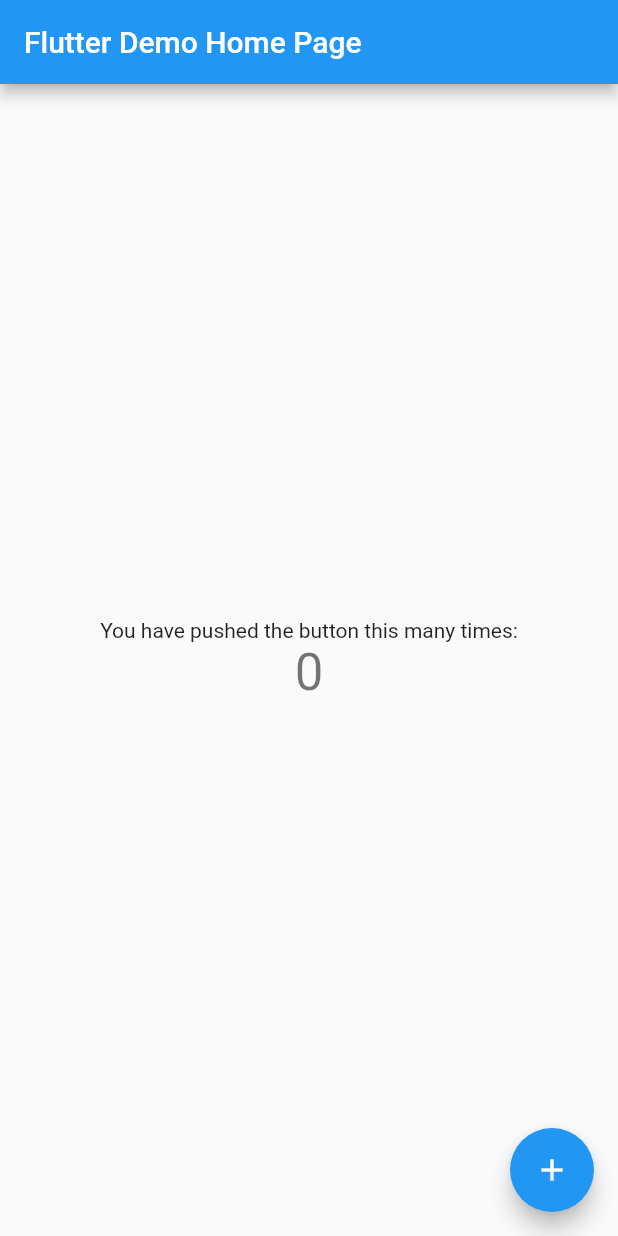
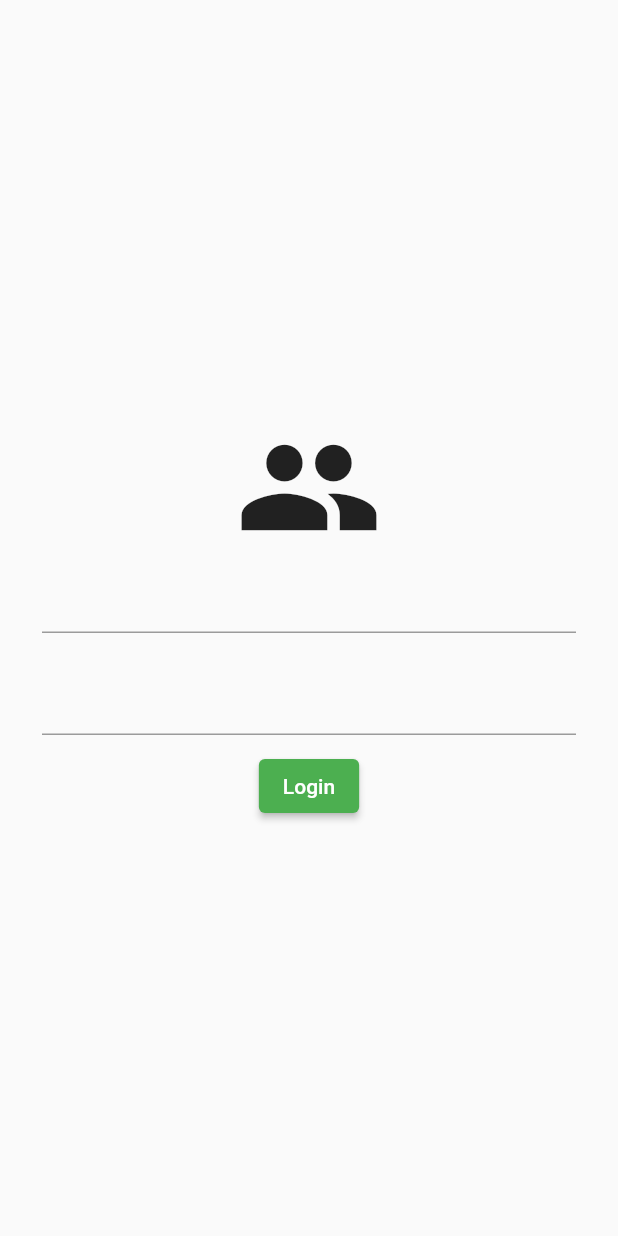
Before and after one commit to AndreiiMorais/praticas, a Flutter app: the screen it shows after launch, on a phone screen of 412 x 824 dp. Run offline on Flutter 3.47's test engine with Material 2 defaults, Android fonts, the light colour scheme and no system bars.

Commit message:
criada login page e splash page

```diff
--- a/praticas/lib/main.dart
+++ b/praticas/lib/main.dart
@@ -1,4 +1,6 @@
 import 'package:flutter/material.dart';
+import 'package:praticas/pages/login_page.dart';
+import 'package:praticas/pages/splash_page.dart';
 
 void main() {
   runApp(const MyApp());
@@ -7,70 +9,18 @@
 class MyApp extends StatelessWidget {
   const MyApp({Key? key}) : super(key: key);
 
-
   @override
   Widget build(BuildContext context) {
     return MaterialApp(
       title: 'Flutter Demo',
       theme: ThemeData(
-
-        primarySwatch: Colors.blue,
+        primarySwatch: Colors.green,
       ),
-      home: const MyHomePage(title: 'Flutter Demo Home Page'),
+      initialRoute: '/splash',
+      routes: {
+        '/splash': (_) => const SplashPage(),
+        '/login': (_) => const LoginPage(),
+      },
     );
   }
 }
-
-class MyHomePage extends StatefulWidget {
-  const MyHomePage({Key? key, required this.title}) : super(key: key);
-
-
-
-  final String title;
-
-  @override
-  State<MyHomePage> createState() => _MyHomePageState();
-}
-
-class _MyHomePageState extends State<MyHomePage> {
-  int _counter = 0;
-
-  void _incrementCounter() {
-    setState(() {
-
-      _counter++;
-    });
-  }
-
-  @override
-  Widget build(BuildContext context) {
-
-    return Scaffold(
-      appBar: AppBar(
-
-        title: Text(widget.title),
-      ),
-      body: Center(
-
-        child: Column(
-
-          mainAxisAlignment: MainAxisAlignment.center,
-          children: <Widget>[
-            const Text(
-              'You have pushed the button this many times:',
-            ),
-            Text(
-              '$_counter',
-              style: Theme.of(context).textTheme.headline4,
-            ),
-          ],
-        ),
-      ),
-      floatingActionButton: FloatingActionButton(
-        onPressed: _incrementCounter,
-        tooltip: 'Increment',
-        child: const Icon(Icons.add),
-      ),
-    );
-  }
-}
--- /dev/null
+++ b/praticas/lib/pages/login_page.dart
@@ -0,0 +1,31 @@
+// ignore_for_file: prefer_const_constructors
+
+import 'package:flutter/material.dart';
+
+class LoginPage extends StatelessWidget {
+  const LoginPage({Key? key}) : super(key: key);
+
+  @override
+  Widget build(BuildContext context) {
+    return Scaffold(
+      body: Container(
+        padding: const EdgeInsets.all(28),
+        child: Column(
+          crossAxisAlignment: CrossAxisAlignment.center,
+          mainAxisAlignment: MainAxisAlignment.center,
+          children: [
+            Icon(Icons.people, size: 98),
+            TextField(),
+            SizedBox(height: 20),
+            TextField(),
+            SizedBox(height: 10), //tambem é possivel usar o Spacer
+            ElevatedButton(
+              onPressed: () {},
+              child: Text('Login'),
+            )
+          ],
+        ),
+      ),
+    );
+  }
+}
```
Also changed, not shown: praticas/lib/pages/splash_page.dart (added, +31 -0 lines).
